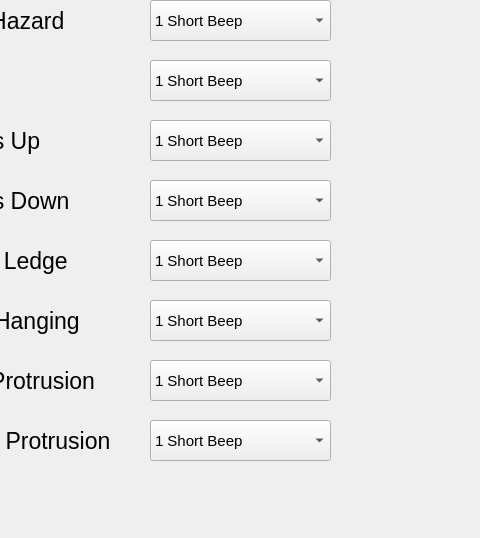
SCCapstone/Sense-Able, file leddargui/mainwindow.ui: the form before one commit; both pictures show x 311 to 791 and y 188 to 726 of the 892 by 726 pixel window.
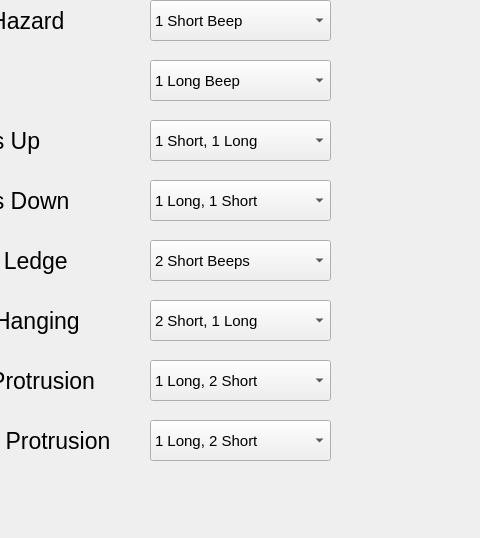
The form after the commit. The open tabs and pages were chosen to show the change.

Commit message: index fix for pulldown menu

```diff
--- a/leddargui/mainwindow.ui
+++ b/leddargui/mainwindow.ui
@@ -2883,6 +2883,9 @@
             <height>41</height>
            </rect>
           </property>
+          <property name="currentIndex">
+           <number>1</number>
+          </property>
           <item>
            <property name="text">
             <string>1 Short Beep</string>
@@ -2928,6 +2931,9 @@
             <height>41</height>
            </rect>
           </property>
+          <property name="currentIndex">
+           <number>2</number>
+          </property>
           <item>
            <property name="text">
             <string>1 Short Beep</string>
@@ -2973,6 +2979,9 @@
             <height>41</height>
            </rect>
           </property>
+          <property name="currentIndex">
+           <number>3</number>
+          </property>
           <item>
            <property name="text">
             <string>1 Short Beep</string>
@@ -3018,6 +3027,9 @@
             <height>41</height>
            </rect>
           </property>
+          <property name="currentIndex">
+           <number>4</number>
+          </property>
           <item>
            <property name="text">
             <string>1 Short Beep</string>
@@ -3063,6 +3075,9 @@
             <height>41</height>
            </rect>
           </property>
+          <property name="currentIndex">
+           <number>5</number>
+          </property>
           <item>
            <property name="text">
             <string>1 Short Beep</string>
@@ -3108,6 +3123,9 @@
             <height>41</height>
            </rect>
           </property>
+          <property name="currentIndex">
+           <number>6</number>
+          </property>
           <item>
            <property name="text">
             <string>1 Short Beep</string>
@@ -3153,6 +3171,12 @@
             <height>41</height>
            </rect>
           </property>
+          <property name="editable">
+           <bool>false</bool>
+          </property>
+          <property name="currentIndex">
+           <number>6</number>
+          </property>
           <item>
            <property name="text">
             <string>1 Short Beep</string>
```
Left out of the diff: 5 changed lines with no effect on the pictures.
